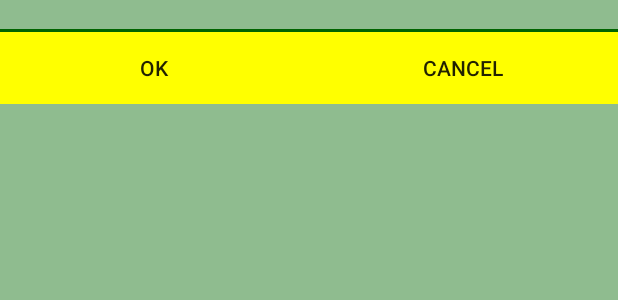
After one commit to PuntusovAleksandr/MyStopWatch, an Android app: the layout alert_dialog.xml on its own in the app's theme, with its tools: preview values and no code run, on a phone screen of 412 x 824 dp. The commit adds this screen. Shown: the top 300 px of the screen. Run offline under Robolectric (Android 15) with nearby library versions, the phone set to English and light mode, and no system bars.

Commit message:
add alert dialog at onclick in history

```diff
--- a/app/src/main/java/com/aleksandrp/superstopwatch/fragments/ClockFragmen.java
+++ b/app/src/main/java/com/aleksandrp/superstopwatch/fragments/ClockFragmen.java
@@ -106,9 +106,9 @@ public class ClockFragmen extends Fragment {
 
         @Override
         public void run() {
-            textView.setText(new SimpleDateFormat("HH:mm:ss").format(timeLong) + "");
+            textView.setText(new SimpleDateFormat("h:mm:ss").format(timeLong) + "");
 
-            int hoursText  = Integer.parseInt(new SimpleDateFormat("HH").format(timeLong));
+            int hoursText  = Integer.parseInt(new SimpleDateFormat("hh").format(timeLong));
             circleHours.setValue(hoursText);
             circleMin.setValue(minutes);
             circleSec.setValue(seconds);
--- a/app/src/main/java/com/aleksandrp/superstopwatch/fragments/HistoryFragment.java
+++ b/app/src/main/java/com/aleksandrp/superstopwatch/fragments/HistoryFragment.java
@@ -98,7 +98,7 @@ public class HistoryFragment extends Fragment {
 
     private void initializeAdapter() {
         recyclerViewAdapter = null;
-        recyclerViewAdapter = new RecyclerViewAdapter(times, getActivity().getApplicationContext());
+        recyclerViewAdapter = new RecyclerViewAdapter(times, getActivity());
         recyclerView.setAdapter(recyclerViewAdapter);
     }
 
--- /dev/null
+++ b/app/src/main/res/layout/alert_dialog.xml
@@ -0,0 +1,40 @@
+<?xml version="1.0" encoding="utf-8"?>
+<LinearLayout xmlns:android="http://schemas.android.com/apk/res/android"
+    android:layout_width="match_parent"
+    android:layout_height="match_parent"
+    android:background="@color/DarkSeaGreen"
+    android:orientation="vertical">
+
+    <TextView
+        android:id="@+id/tvTitle"
+        android:layout_width="match_parent"
+        android:layout_height="wrap_content"
+        android:text=""/>
+
+    <View
+        android:layout_width="match_parent"
+        android:layout_height="2dp"
+        android:background="@color/colorPrimaryDark" />
+
+    <LinearLayout
+        android:layout_width="match_parent"
+        android:layout_height="wrap_content"
+        android:orientation="horizontal">
+
+        <Button
+            android:id="@+id/bt_ok"
+            android:layout_width="wrap_content"
+            android:layout_height="wrap_content"
+            android:layout_weight="1"
+            android:background="@color/Yellow"
+            android:text="@string/positive" />
+
+        <Button
+            android:id="@+id/bt_cancel"
+            android:layout_width="wrap_content"
+            android:layout_height="wrap_content"
+            android:layout_weight="1"
+            android:background="@color/Yellow"
+            android:text="@string/negative" />
+    </LinearLayout>
+</LinearLayout>
--- a/app/src/main/res/layout/fragment_clock.xml
+++ b/app/src/main/res/layout/fragment_clock.xml
@@ -61,7 +61,7 @@
             CircleProgressView:cpv_barColor="#380aee"
             CircleProgressView:cpv_barWidth="25dp"
             CircleProgressView:cpv_contourSize="0dp"
-            CircleProgressView:cpv_maxValue="24"
+            CircleProgressView:cpv_maxValue="12"
             CircleProgressView:cpv_rimColor="#00000000"
             CircleProgressView:cpv_rimWidth="35dp"
             CircleProgressView:cpv_seekMode="false"
--- a/app/src/main/res/values/strings.xml
+++ b/app/src/main/res/values/strings.xml
@@ -21,4 +21,10 @@
 
     <string name="bunner_id">ca-app-pub-9157342453961961/9124068538</string>
     <string name="clock">Clock</string>
+    <string name="positive">Ok</string>
+    <string name="negative">Cancel</string>
+    <string name="delete_item">Are you realy want to delete this item</string>
+    <string name="delete_item_from_list">Are you realy want to delete this item ?</string>
+    <string name="delete_all_items_from_list">Are you realy want to delete all items ?</string>
+    <string name="all_times_deleted">All times deleted!</string>
 </resources>
```
Also changed, not shown: app/src/main/java/com/aleksandrp/superstopwatch/adapters/RecyclerViewAdapter.java (+14 -6 lines), app/src/main/java/com/aleksandrp/superstopwatch/dialog/CastomDialog.java (added, +59 -0 lines).
